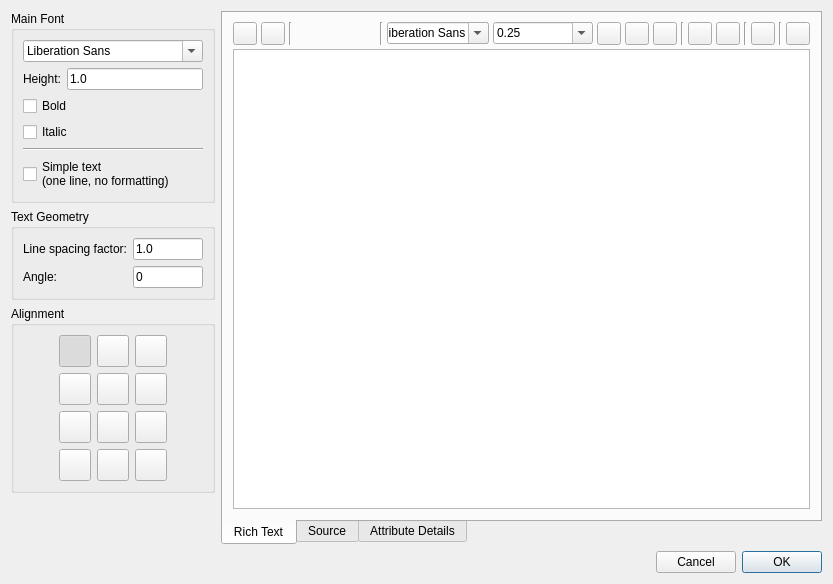
Old version of the form scripts/Draw/Text/TextDialog/TextDialog.ui in the repository qcad/qcad.
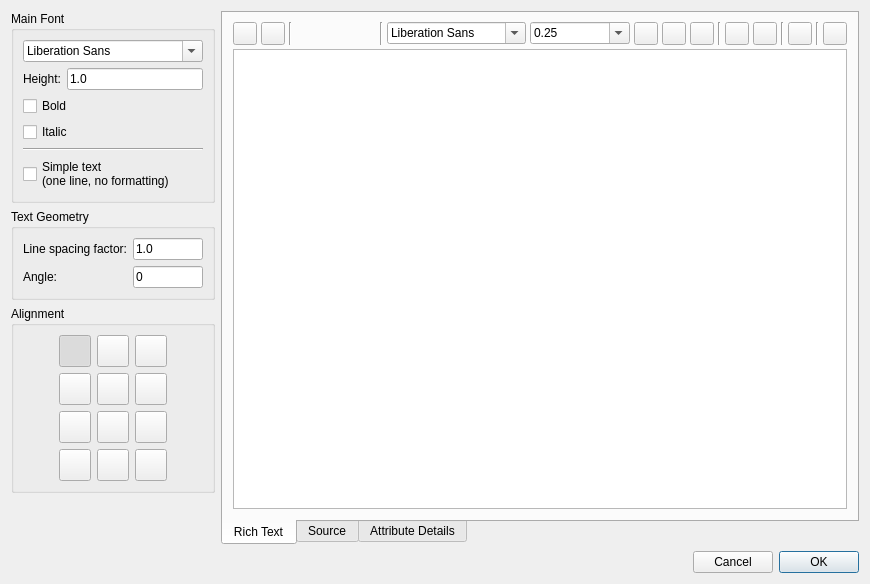
New version of the form. Icons and pictures are not drawn. Custom widgets are drawn as their Qt base class.

Commit message: fix text dialog width

```diff
--- a/scripts/Draw/Text/TextDialog/TextDialog.ui
+++ b/scripts/Draw/Text/TextDialog/TextDialog.ui
@@ -6,7 +6,7 @@
    <rect>
     <x>0</x>
     <y>0</y>
-    <width>833</width>
+    <width>870</width>
     <height>584</height>
    </rect>
   </property>
```
